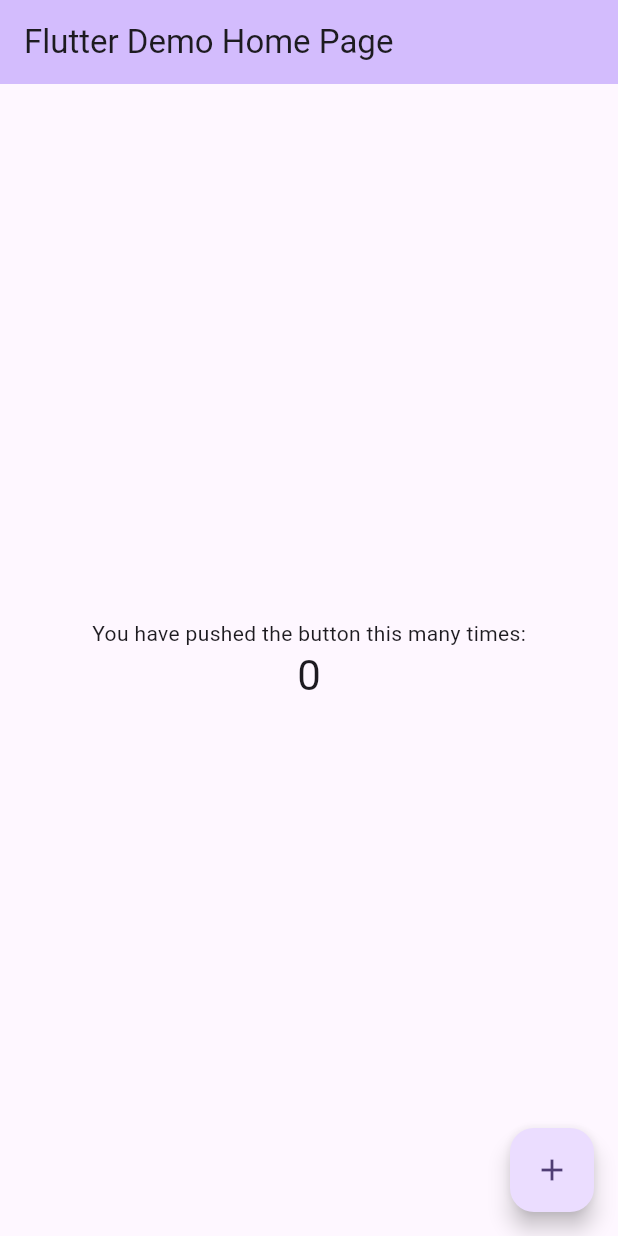
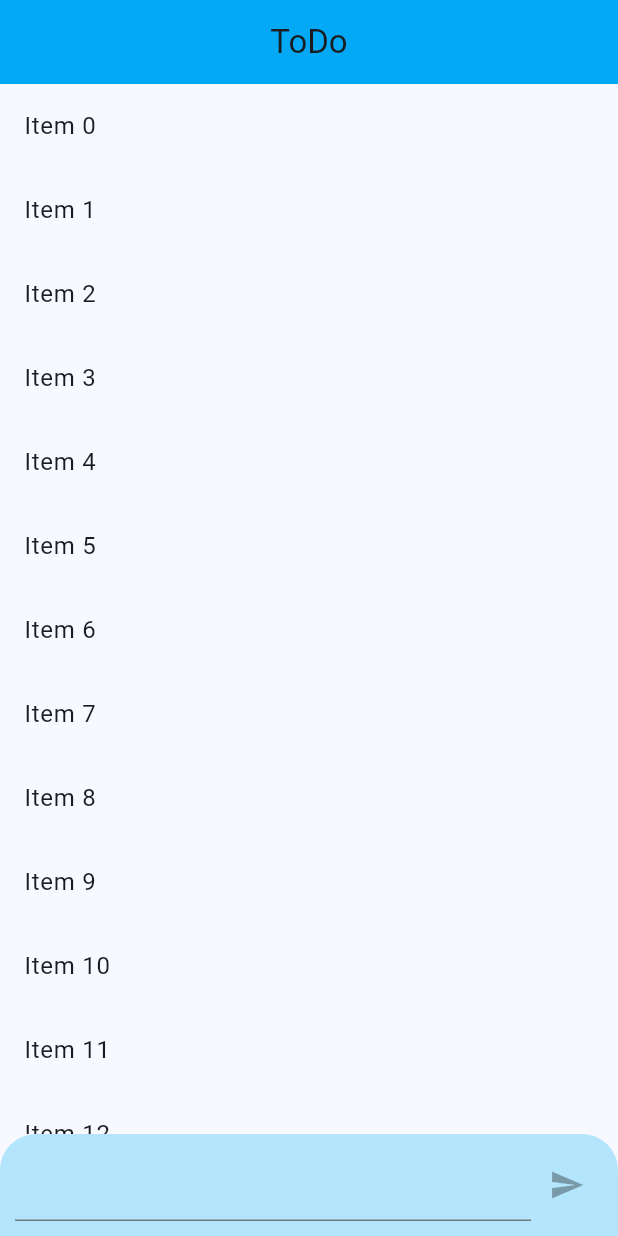
Before and after one commit to mirfansyah258/flutter_todolist, a Flutter app: the screen it shows after launch, on a phone screen of 412 x 824 dp. Run offline on Flutter 3.47's test engine with Material 3 defaults, Android fonts, the phone set to English and light mode, and no system bars; our stand-ins replace firebase_core; accounts and stored records are empty.

Commit message:
integrating with firebase (flutterfire & firestore)

```diff
--- a/lib/main.dart
+++ b/lib/main.dart
@@ -1,6 +1,13 @@
 import 'package:flutter/material.dart';
 
-void main() {
+import 'package:firebase_core/firebase_core.dart';
+import 'firebase_options.dart';
+
+void main() async {
+  WidgetsFlutterBinding.ensureInitialized();
+  await Firebase.initializeApp(
+    options: DefaultFirebaseOptions.currentPlatform,
+  );
   runApp(const MyApp());
 }
 
@@ -11,42 +18,23 @@ class MyApp extends StatelessWidget {
   @override
   Widget build(BuildContext context) {
     return MaterialApp(
-      title: 'Flutter Demo',
+      title: 'ToDoApp',
       theme: ThemeData(
-        // This is the theme of your application.
-        //
-        // TRY THIS: Try running your application with "flutter run". You'll see
-        // the application has a blue toolbar. Then, without quitting the app,
-        // try changing the seedColor in the colorScheme below to Colors.green
-        // and then invoke "hot reload" (save your changes or press the "hot
-        // reload" button in a Flutter-supported IDE, or press "r" if you used
-        // the command line to start the app).
-        //
-        // Notice that the counter didn't reset back to zero; the application
-        // state is not lost during the reload. To reset the state, use hot
-        // restart instead.
-        //
-        // This works for code too, not just values: Most code changes can be
-        // tested with just a hot reload.
-        colorScheme: ColorScheme.fromSeed(seedColor: Colors.deepPurple),
+        colorScheme: ColorScheme.fromSeed(seedColor: Colors.blue),
         useMaterial3: true,
+        primarySwatch: Colors.blue,
+        visualDensity: VisualDensity.adaptivePlatformDensity,
       ),
-      home: const MyHomePage(title: 'Flutter Demo Home Page'),
+      darkTheme: ThemeData(
+        brightness: Brightness.dark,
+      ),
+      home: const MyHomePage(title: 'ToDo'),
     );
   }
 }
 
 class MyHomePage extends StatefulWidget {
   const MyHomePage({super.key, required this.title});
-
-  // This widget is the home page of your application. It is stateful, meaning
-  // that it has a State object (defined below) that contains fields that affect
-  // how it looks.
-
-  // This class is the configuration for the state. It holds the values (in this
-  // case the title) provided by the parent (in this case the App widget) and
-  // used by the build method of the State. Fields in a Widget subclass are
-  // always marked "final".
 
   final String title;
 
@@ -55,71 +43,61 @@ class MyHomePage extends StatefulWidget {
 }
 
 class _MyHomePageState extends State<MyHomePage> {
-  int _counter = 0;
+  final _titleController = TextEditingController();
+  final List<String> items = List<String>.generate(10000, (i) => 'Item $i');
 
-  void _incrementCounter() {
-    setState(() {
-      // This call to setState tells the Flutter framework that something has
-      // changed in this State, which causes it to rerun the build method below
-      // so that the display can reflect the updated values. If we changed
-      // _counter without calling setState(), then the build method would not be
-      // called again, and so nothing would appear to happen.
-      _counter++;
-    });
+  @override
+  void dispose() {
+    // Clean up the controller when the widget is disposed.
+    _titleController.dispose();
+    super.dispose();
   }
 
   @override
   Widget build(BuildContext context) {
-    // This method is rerun every time setState is called, for instance as done
-    // by the _incrementCounter method above.
-    //
-    // The Flutter framework has been optimized to make rerunning build methods
-    // fast, so that you can just rebuild anything that needs updating rather
-    // than having to individually change instances of widgets.
     return Scaffold(
       appBar: AppBar(
-        // TRY THIS: Try changing the color here to a specific color (to
-        // Colors.amber, perhaps?) and trigger a hot reload to see the AppBar
-        // change color while the other colors stay the same.
-        backgroundColor: Theme.of(context).colorScheme.inversePrimary,
-        // Here we take the value from the MyHomePage object that was created by
-        // the App.build method, and use it to set our appbar title.
+        backgroundColor: Colors.lightBlue,
         title: Text(widget.title),
+        centerTitle: true,
       ),
-      body: Center(
-        // Center is a layout widget. It takes a single child and positions it
-        // in the middle of the parent.
-        child: Column(
-          // Column is also a layout widget. It takes a list of children and
-          // arranges them vertically. By default, it sizes itself to fit its
-          // children horizontally, and tries to be as tall as its parent.
-          //
-          // Column has various properties to control how it sizes itself and
-          // how it positions its children. Here we use mainAxisAlignment to
-          // center the children vertically; the main axis here is the vertical
-          // axis because Columns are vertical (the cross axis would be
-          // horizontal).
-          //
-          // TRY THIS: Invoke "debug painting" (choose the "Toggle Debug Paint"
-          // action in the IDE, or press "p" in the console), to see the
-          // wireframe for each widget.
-          mainAxisAlignment: MainAxisAlignment.center,
-          children: <Widget>[
-            const Text(
-              'You have pushed the button this many times:',
+      body: Column(
+        children: [
+          Expanded(
+            child: ListView.builder(
+          itemCount: items.length,
+          prototypeItem: ListTile(
+            title: Text(items.first),
+          ),
+          itemBuilder: (context, index) {
+            return ListTile(
+              title: Text(items[index]),
+            );
+          },
+        ),
+          ),
+          Container(
+            padding: const EdgeInsets.all(10),
+            decoration: BoxDecoration(
+              color: Colors.lightBlue[100],
+              borderRadius: const BorderRadius.vertical(top: Radius.circular(24))
             ),
-            Text(
-              '$_counter',
-              style: Theme.of(context).textTheme.headlineMedium,
+            child: Row(
+              children: [
+                Expanded(
+                  child: TextField(
+                    controller: _titleController,
+                  ),
+                ),
+                const IconButton(
+                  icon: Icon(Icons.send),
+                  onPressed: null,
+                )
+              ],
             ),
-          ],
-        ),
+          )
+        ],
       ),
-      floatingActionButton: FloatingActionButton(
-        onPressed: _incrementCounter,
-        tooltip: 'Increment',
-        child: const Icon(Icons.add),
-      ), // This trailing comma makes auto-formatting nicer for build methods.
     );
   }
 }
--- a/pubspec.yaml
+++ b/pubspec.yaml
@@ -35,6 +35,8 @@ dependencies:
   # The following adds the Cupertino Icons font to your application.
   # Use with the CupertinoIcons class for iOS style icons.
   cupertino_icons: ^1.0.2
+  firebase_core: ^2.24.2
+  cloud_firestore: ^4.14.0
 
 dev_dependencies:
   flutter_test:
```
Also changed, not shown: lib/firebase_options.dart (added), pubspec.lock, 10 other files.
